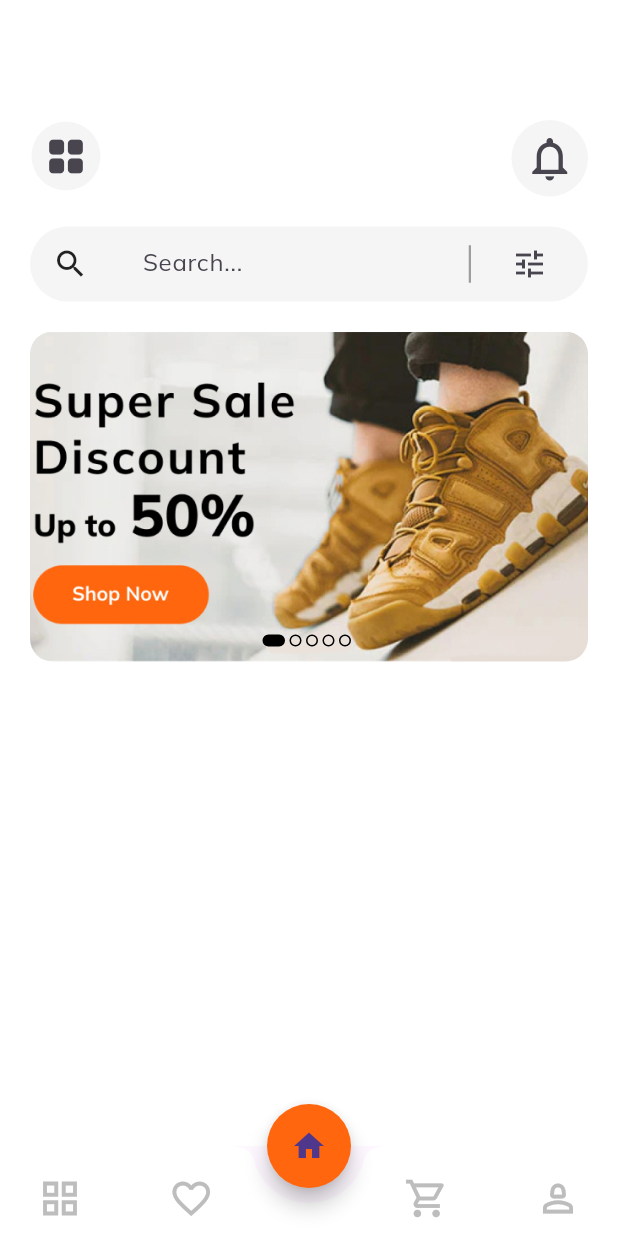
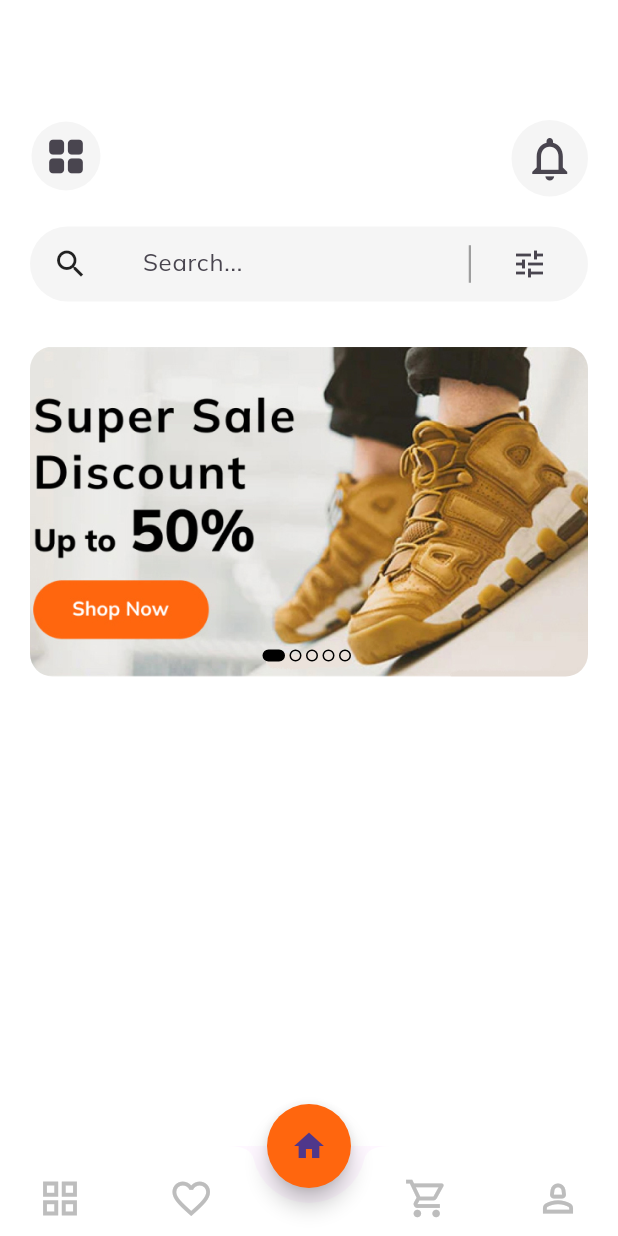
Before and after one commit to BakhtiarAhmed41/Ecommerce-App-Using-Provider, a Flutter app: the screen it shows after launch, on a phone screen of 412 x 824 dp. Run offline on Flutter 3.47's test engine with Material 3 defaults, Android fonts, the phone set to English and light mode, and no system bars; our stand-ins replace google_fonts.

```diff
--- a/lib/Screens/Home/home.dart
+++ b/lib/Screens/Home/home.dart
@@ -10,7 +10,8 @@ class Home extends StatefulWidget {
 }
 
 class _HomeState extends State<Home> {
-    int currentSLide = 0;
+  int currentSLide = 0;
+
   @override
   Widget build(BuildContext context) {
     return Scaffold(
@@ -95,12 +96,18 @@ class _HomeState extends State<Home> {
                   ],
                 ),
               ),
-              const SizedBox(height: 20,),
-               ImageSlider(currentSlide: currentSLide, onChange: (value){
-                 setState(() {
-                   currentSLide = value;
-                 });
-               } ,),
+              const SizedBox(height: 30),
+              ImageSlider(
+                currentSlide: currentSLide,
+                onChange: (value) {
+                  setState(() {
+                    currentSLide = value;
+                  });
+                },
+              ),
+              const SizedBox(height: 30),
+
+
             ],
           ),
         ));
```
Also changed, not shown: lib/Models/category.dart (added, +20 -0 lines), 5 other files.
